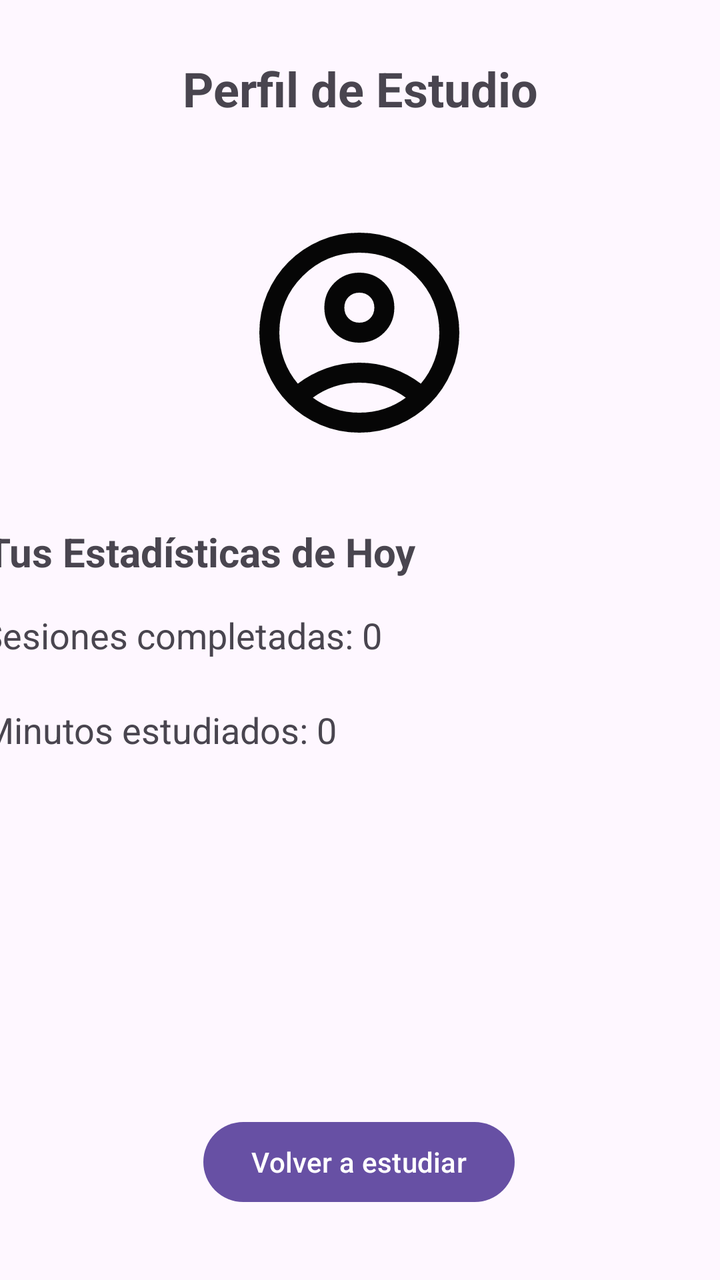
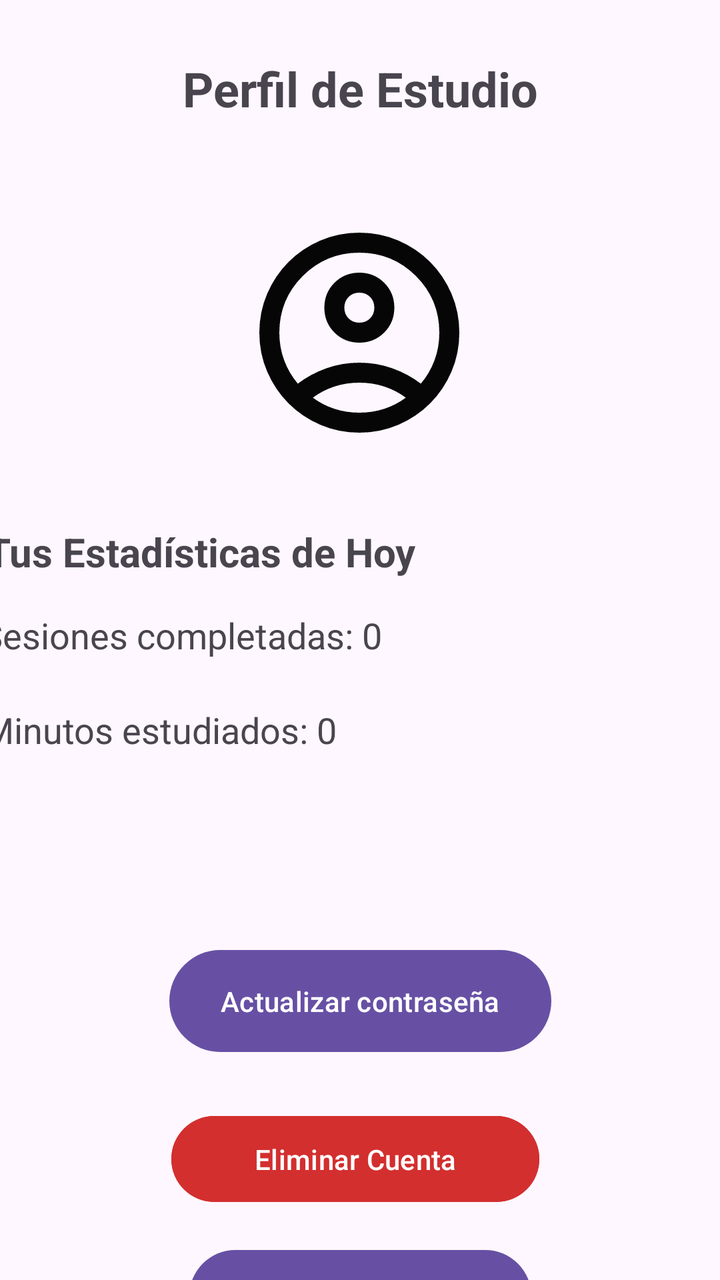

Before-and-after screenshots of an Android layout around one commit, followed by the original layout XML and the change that was made.
<!-- AndroidManifest.xml: application theme Theme.SalvadorDeSemestres -->
<!-- res/layout/activity_perfil_usuario.xml -->
<?xml version="1.0" encoding="utf-8"?>
<androidx.constraintlayout.widget.ConstraintLayout xmlns:android="http://schemas.android.com/apk/res/android"
    xmlns:app="http://schemas.android.com/apk/res-auto"
    xmlns:tools="http://schemas.android.com/tools"
    android:id="@+id/main"
    android:layout_width="match_parent"
    android:layout_height="match_parent"
    tools:context=".vistas.PerfilUsuario">


    <ImageView
        android:id="@+id/imageView2"
        android:layout_width="120dp"
        android:layout_height="120dp"
        android:layout_marginStart="145dp"
        android:layout_marginTop="46dp"
        android:layout_marginEnd="146dp"
        android:src="@drawable/ic_perfil_usuario"
        app:layout_constraintEnd_toEndOf="parent"
        app:layout_constraintStart_toStartOf="parent"
        app:layout_constraintTop_toBottomOf="@+id/textView2" />


    <TextView
        android:id="@+id/textView2"
        android:layout_width="wrap_content"
        android:layout_height="wrap_content"
        android:layout_marginStart="117dp"
        android:layout_marginTop="28dp"
        android:layout_marginEnd="117dp"
        android:text="Perfil de Estudio"
        android:textSize="24sp"
        android:textStyle="bold"
        app:layout_constraintEnd_toEndOf="parent"
        app:layout_constraintStart_toStartOf="parent"
        app:layout_constraintTop_toTopOf="parent" />

    <TextView
        android:id="@+id/textView3"
        android:layout_width="wrap_content"
        android:layout_height="wrap_content"
        android:layout_marginStart="17dp"
        android:layout_marginTop="36dp"
        android:layout_marginEnd="177dp"
        android:text="Tus Estadísticas de Hoy"
        android:textSize="20sp"
        android:textStyle="bold"
        app:layout_constraintEnd_toEndOf="parent"
        app:layout_constraintStart_toStartOf="parent"
        app:layout_constraintTop_toBottomOf="@+id/imageView2" />

    <TextView
        android:id="@+id/tvTotalSesiones"
        android:layout_width="wrap_content"
        android:layout_height="wrap_content"
        android:layout_marginStart="16dp"
        android:layout_marginTop="16dp"
        android:layout_marginEnd="195dp"
        android:text="Sesiones completadas: 0"
        android:textSize="18sp"
        app:layout_constraintEnd_toEndOf="parent"
        app:layout_constraintStart_toStartOf="parent"
        app:layout_constraintTop_toBottomOf="@+id/textView3" />

    <TextView
        android:id="@+id/tvTotalMinutos"
        android:layout_width="wrap_content"
        android:layout_height="wrap_content"
        android:layout_marginStart="17dp"
        android:layout_marginTop="23dp"
        android:layout_marginEnd="218dp"
        android:text="Minutos estudiados: 0"
        android:textSize="18sp"
        app:layout_constraintEnd_toEndOf="parent"
        app:layout_constraintStart_toStartOf="parent"
        app:layout_constraintTop_toBottomOf="@+id/tvTotalSesiones" />

    <Button
        android:id="@+id/btnVolverPerfil"
        android:layout_width="wrap_content"
        android:layout_height="wrap_content"
        android:layout_marginTop="180dp"
        android:text="Volver a estudiar"
        app:layout_constraintEnd_toEndOf="parent"
        app:layout_constraintHorizontal_bias="0.498"
        app:layout_constraintStart_toStartOf="parent"
        app:layout_constraintTop_toBottomOf="@+id/tvTotalMinutos" />

</androidx.constraintlayout.widget.ConstraintLayout>
<!-- resources referenced by this layout -->
<resources>
  <!-- drawable ic_perfil_usuario (drawable) -->
  <vector xmlns:android="http://schemas.android.com/apk/res/android" android:alpha="0.98" android:height="24dp" android:tint="#000000" android:viewportHeight="960" android:viewportWidth="960" android:width="24dp">
        
      <path android:fillColor="@android:color/white" android:pathData="M234,684Q285,645 348,622.5Q411,600 480,600Q549,600 612,622.5Q675,645 726,684Q761,643 780.5,591Q800,539 800,480Q800,347 706.5,253.5Q613,160 480,160Q347,160 253.5,253.5Q160,347 160,480Q160,539 179.5,591Q199,643 234,684ZM380.5,479.5Q340,439 340,380Q340,321 380.5,280.5Q421,240 480,240Q539,240 579.5,280.5Q620,321 620,380Q620,439 579.5,479.5Q539,520 480,520Q421,520 380.5,479.5ZM480,880Q397,880 324,848.5Q251,817 197,763Q143,709 111.5,636Q80,563 80,480Q80,397 111.5,324Q143,251 197,197Q251,143 324,111.5Q397,80 480,80Q563,80 636,111.5Q709,143 763,197Q817,251 848.5,324Q880,397 880,480Q880,563 848.5,636Q817,709 763,763Q709,817 636,848.5Q563,880 480,880ZM580,784.5Q627,769 666,740Q627,711 580,695.5Q533,680 480,680Q427,680 380,695.5Q333,711 294,740Q333,769 380,784.5Q427,800 480,800Q533,800 580,784.5ZM523,423Q540,406 540,380Q540,354 523,337Q506,320 480,320Q454,320 437,337Q420,354 420,380Q420,406 437,423Q454,440 480,440Q506,440 523,423ZM480,380Q480,380 480,380Q480,380 480,380Q480,380 480,380Q480,380 480,380Q480,380 480,380Q480,380 480,380Q480,380 480,380Q480,380 480,380ZM480,740Q480,740 480,740Q480,740 480,740Q480,740 480,740Q480,740 480,740Q480,740 480,740Q480,740 480,740Q480,740 480,740Q480,740 480,740Z"/>
      
  </vector>
  <style name="Theme.SalvadorDeSemestres" parent="Base.Theme.SalvadorDeSemestres" />
  <style name="Base.Theme.SalvadorDeSemestres" parent="Theme.Material3.DayNight.NoActionBar">
          
          
      </style>
</resources>

<!-- the commit's change to res/layout/activity_perfil_usuario.xml (unified diff, before → after) -->
@@ -5,7 +5,7 @@
     android:id="@+id/main"
     android:layout_width="match_parent"
     android:layout_height="match_parent"
-    tools:context=".vistas.PerfilUsuario">
+    tools:context=".vistas.vistas.PerfilUsuario">
 
 
     <ImageView
@@ -75,15 +75,45 @@
         app:layout_constraintStart_toStartOf="parent"
         app:layout_constraintTop_toBottomOf="@+id/tvTotalSesiones" />
 
+
     <Button
         android:id="@+id/btnVolverPerfil"
-        android:layout_width="wrap_content"
-        android:layout_height="wrap_content"
-        android:layout_marginTop="180dp"
+        android:layout_width="171dp"
+        android:layout_height="54dp"
+        android:layout_marginStart="120dp"
+        android:layout_marginTop="244dp"
+        android:layout_marginEnd="120dp"
         android:text="Volver a estudiar"
         app:layout_constraintEnd_toEndOf="parent"
-        app:layout_constraintHorizontal_bias="0.498"
         app:layout_constraintStart_toStartOf="parent"
         app:layout_constraintTop_toBottomOf="@+id/tvTotalMinutos" />
 
+    <Button
+        android:id="@+id/btnActualizarClave"
+        android:layout_width="191dp"
+        android:layout_height="59dp"
+        android:layout_marginHorizontal="32dp"
+        android:layout_marginStart="120dp"
+        android:layout_marginTop="94dp"
+        android:layout_marginEnd="120dp"
+        android:text="Actualizar contraseña"
+        app:layout_constraintEnd_toEndOf="parent"
+        app:layout_constraintStart_toStartOf="parent"
+        app:layout_constraintTop_toBottomOf="@+id/tvTotalMinutos" />
+
+    <Button
+        android:id="@+id/btnEliminarCuenta"
+        android:layout_width="184dp"
+        android:layout_height="51dp"
+        android:layout_marginHorizontal="32dp"
+        android:layout_marginStart="120dp"
+        android:layout_marginTop="24dp"
+        android:layout_marginEnd="120dp"
+        android:backgroundTint="#D32F2F"
+        android:text="Eliminar Cuenta"
+        app:layout_constraintEnd_toEndOf="parent"
+        app:layout_constraintHorizontal_bias="0.538"
+        app:layout_constraintStart_toStartOf="parent"
+        app:layout_constraintTop_toBottomOf="@+id/btnActualizarClave" />
+
 </androidx.constraintlayout.widget.ConstraintLayout>
